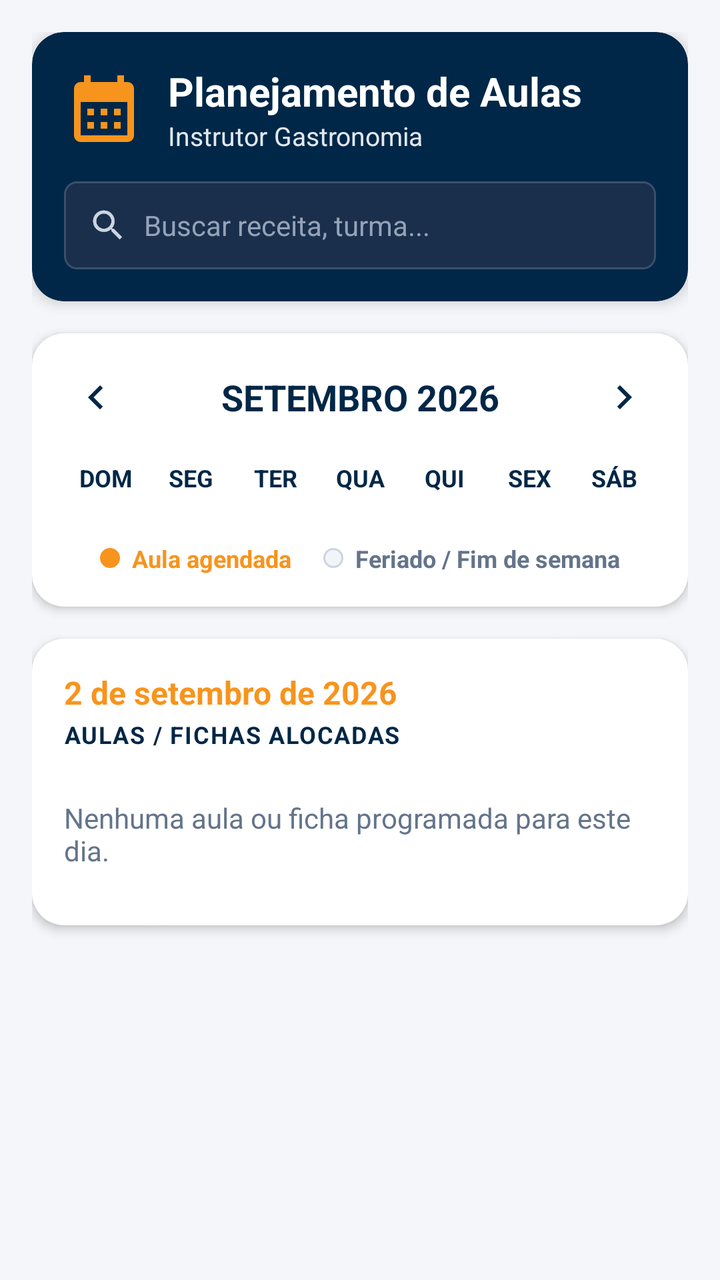
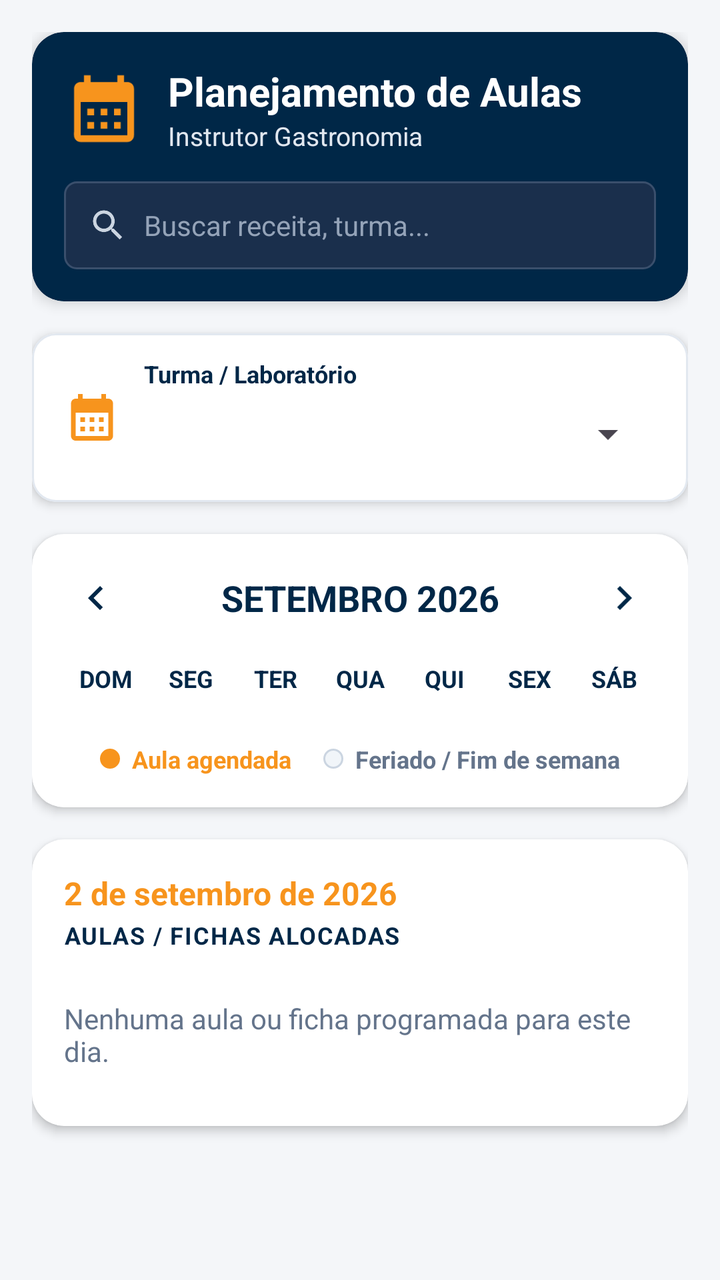

The first picture is an Android layout as it rendered before a commit; the second is the same layout after the commit. The layout source and the unified diff follow.
<!-- AndroidManifest.xml: application theme Theme.MobileSIGEC -->
<!-- res/layout/fragment_calendario.xml -->
<?xml version="1.0" encoding="utf-8"?>
<androidx.core.widget.NestedScrollView xmlns:android="http://schemas.android.com/apk/res/android"
    xmlns:app="http://schemas.android.com/apk/res-auto"
    xmlns:tools="http://schemas.android.com/tools"
    android:id="@+id/main"
    android:layout_width="match_parent"
    android:layout_height="match_parent"
    android:background="#F4F6F9"
    android:fillViewport="true"
    tools:context=".calendario.CalendarioFragment">

    <LinearLayout
        android:layout_width="match_parent"
        android:layout_height="wrap_content"
        android:orientation="vertical"
        android:padding="16dp">

        
        <com.google.android.material.card.MaterialCardView
            android:id="@+id/card_hero_calendario"
            android:layout_width="match_parent"
            android:layout_height="wrap_content"
            android:layout_marginBottom="16dp"
            app:cardBackgroundColor="#002747"
            app:cardCornerRadius="16dp"
            app:cardElevation="4dp"
            app:strokeWidth="0dp">

            <LinearLayout
                android:layout_width="match_parent"
                android:layout_height="wrap_content"
                android:orientation="vertical"
                android:padding="16dp">

                
                <LinearLayout
                    android:layout_width="match_parent"
                    android:layout_height="wrap_content"
                    android:gravity="center_vertical"
                    android:orientation="horizontal">

                    <ImageView
                        android:layout_width="40dp"
                        android:layout_height="40dp"
                        android:contentDescription="@string/app_name"
                        android:src="@drawable/ic_calendar"
                        app:tint="#F7941D" />

                    <LinearLayout
                        android:layout_width="0dp"
                        android:layout_height="wrap_content"
                        android:layout_marginStart="12dp"
                        android:layout_weight="1"
                        android:orientation="vertical">

                        <TextView
                            android:layout_width="wrap_content"
                            android:layout_height="wrap_content"
                            android:text="Planejamento de Aulas"
                            android:textColor="#FFFFFF"
                            android:textSize="20sp"
                            android:textStyle="bold" />

                        <TextView
                            android:id="@+id/text_instrutor_header"
                            android:layout_width="wrap_content"
                            android:layout_height="wrap_content"
                            android:text="Instrutor Gastronomia"
                            android:textColor="#E2E8F0"
                            android:textSize="13sp" />
                    </LinearLayout>
                </LinearLayout>

                
                <LinearLayout
                    android:layout_width="match_parent"
                    android:layout_height="44dp"
                    android:layout_marginTop="14dp"
                    android:background="@drawable/bg_search_bar"
                    android:gravity="center_vertical"
                    android:paddingHorizontal="12dp">

                    <ImageView
                        android:layout_width="20dp"
                        android:layout_height="20dp"
                        android:contentDescription="@string/app_name"
                        android:src="@drawable/ic_search"
                        app:tint="#CBD5E1" />

                    <EditText
                        android:id="@+id/et_pesquisa_calendario"
                        android:layout_width="match_parent"
                        android:layout_height="match_parent"
                        android:layout_marginStart="8dp"
                        android:autofillHints="name"
                        android:background="@android:color/transparent"
                        android:hint="Buscar receita, turma..."
                        android:inputType="text"
                        android:textColor="#FFFFFF"
                        android:textColorHint="#94A3B8"
                        android:textSize="14sp" />
                </LinearLayout>

            </LinearLayout>
        </com.google.android.material.card.MaterialCardView>

        
        <com.google.android.material.card.MaterialCardView
            android:id="@+id/card_grid_calendario"
            android:layout_width="match_parent"
            android:layout_height="wrap_content"
            android:layout_marginBottom="16dp"
            app:cardBackgroundColor="#FFFFFF"
            app:cardCornerRadius="16dp"
            app:cardElevation="3dp"
            app:strokeWidth="0dp">

            <LinearLayout
                android:layout_width="match_parent"
                android:layout_height="wrap_content"
                android:orientation="vertical"
                android:padding="16dp">

                
                <LinearLayout
                    android:layout_width="match_parent"
                    android:layout_height="wrap_content"
                    android:gravity="center_vertical"
                    android:orientation="horizontal">

                    <ImageView
                        android:id="@+id/btn_prev_month"
                        android:layout_width="32dp"
                        android:layout_height="32dp"
                        android:background="?attr/selectableItemBackgroundBorderless"
                        android:clickable="true"
                        android:contentDescription="@string/app_name"
                        android:focusable="true"
                        android:padding="4dp"
                        android:src="@drawable/ic_chevron_down"
                        android:rotation="90"
                        app:tint="#002747" />

                    <TextView
                        android:id="@+id/text_month_year"
                        android:layout_width="0dp"
                        android:layout_height="wrap_content"
                        android:layout_weight="1"
                        android:gravity="center"
                        android:text="SETEMBRO 2026"
                        android:textColor="#002747"
                        android:textSize="18sp"
                        android:textStyle="bold" />

                    <ImageView
                        android:id="@+id/btn_next_month"
                        android:layout_width="32dp"
                        android:layout_height="32dp"
                        android:background="?attr/selectableItemBackgroundBorderless"
                        android:clickable="true"
                        android:contentDescription="@string/app_name"
                        android:focusable="true"
                        android:padding="4dp"
                        android:src="@drawable/ic_chevron_down"
                        android:rotation="270"
                        app:tint="#002747" />
                </LinearLayout>

                
                <GridLayout
                    android:layout_width="match_parent"
                    android:layout_height="wrap_content"
                    android:layout_marginTop="12dp"
                    android:layout_marginBottom="6dp"
                    android:columnCount="7">

                    <TextView style="@style/CalendarDayHeader" android:text="DOM" />
                    <TextView style="@style/CalendarDayHeader" android:text="SEG" />
                    <TextView style="@style/CalendarDayHeader" android:text="TER" />
                    <TextView style="@style/CalendarDayHeader" android:text="QUA" />
                    <TextView style="@style/CalendarDayHeader" android:text="QUI" />
                    <TextView style="@style/CalendarDayHeader" android:text="SEX" />
                    <TextView style="@style/CalendarDayHeader" android:text="SÁB" />
                </GridLayout>

                
                <GridLayout
                    android:id="@+id/calendar_grid"
                    android:layout_width="match_parent"
                    android:layout_height="wrap_content"
                    android:columnCount="7">
                </GridLayout>

                
                <LinearLayout
                    android:layout_width="match_parent"
                    android:layout_height="wrap_content"
                    android:layout_marginTop="14dp"
                    android:gravity="center"
                    android:orientation="horizontal">

                    <View
                        android:layout_width="10dp"
                        android:layout_height="10dp"
                        android:background="@drawable/ic_dot"
                        android:backgroundTint="#F7941D" />

                    <TextView
                        android:layout_width="wrap_content"
                        android:layout_height="wrap_content"
                        android:layout_marginStart="6dp"
                        android:text="Aula agendada"
                        android:textColor="#F7941D"
                        android:textSize="12sp"
                        android:textStyle="bold" />

                    <View
                        android:layout_width="10dp"
                        android:layout_height="10dp"
                        android:layout_marginStart="16dp"
                        android:background="@drawable/bg_calendar_day_weekend" />

                    <TextView
                        android:layout_width="wrap_content"
                        android:layout_height="wrap_content"
                        android:layout_marginStart="6dp"
                        android:text="Feriado / Fim de semana"
                        android:textColor="#64748B"
                        android:textSize="12sp"
                        android:textStyle="bold" />
                </LinearLayout>

            </LinearLayout>
        </com.google.android.material.card.MaterialCardView>

        
        <com.google.android.material.card.MaterialCardView
            android:id="@+id/card_detalhes_dia"
            android:layout_width="match_parent"
            android:layout_height="wrap_content"
            android:layout_marginBottom="24dp"
            app:cardBackgroundColor="#FFFFFF"
            app:cardCornerRadius="16dp"
            app:cardElevation="3dp"
            app:strokeWidth="0dp">

            <LinearLayout
                android:layout_width="match_parent"
                android:layout_height="wrap_content"
                android:orientation="vertical"
                android:padding="16dp">

                <TextView
                    android:id="@+id/text_current_date"
                    android:layout_width="wrap_content"
                    android:layout_height="wrap_content"
                    android:text="2 de setembro de 2026"
                    android:textColor="#F7941D"
                    android:textSize="16sp"
                    android:textStyle="bold" />

                <TextView
                    android:layout_width="wrap_content"
                    android:layout_height="wrap_content"
                    android:layout_marginTop="2dp"
                    android:text="AULAS / FICHAS ALOCADAS"
                    android:textColor="#002747"
                    android:textSize="12sp"
                    android:textStyle="bold"
                    android:letterSpacing="0.05" />

                <LinearLayout
                    android:id="@+id/layout_fichas_lista"
                    android:layout_width="match_parent"
                    android:layout_height="wrap_content"
                    android:layout_marginTop="12dp"
                    android:orientation="vertical">

                    <TextView
                        android:id="@+id/text_no_fichas"
                        android:layout_width="wrap_content"
                        android:layout_height="wrap_content"
                        android:paddingVertical="12dp"
                        android:text="Nenhuma aula ou ficha programada para este dia."
                        android:textColor="#64748B"
                        android:textSize="14sp" />
                </LinearLayout>

            </LinearLayout>
        </com.google.android.material.card.MaterialCardView>

    </LinearLayout>
</androidx.core.widget.NestedScrollView>
<!-- resources referenced by this layout -->
<resources>
  <!-- drawable bg_calendar_day_weekend (drawable) -->
  <?xml version="1.0" encoding="utf-8"?>
  <shape xmlns:android="http://schemas.android.com/apk/res/android">
      <solid android:color="#F1F5F9" />
      <corners android:radius="8dp" />
      <stroke android:width="1dp" android:color="#CBD5E1" />
  </shape>
  <!-- drawable bg_search_bar (drawable) -->
  <?xml version="1.0" encoding="utf-8"?>
  <shape xmlns:android="http://schemas.android.com/apk/res/android"
      android:shape="rectangle">
      <corners android:radius="6dp" />
      <solid android:color="#1A2F4C" /> 
      <stroke android:width="1dp" android:color="#3A4F6C" /> 
  </shape>
  <!-- drawable ic_calendar (drawable) -->
  <vector xmlns:android="http://schemas.android.com/apk/res/android" android:height="24dp" android:tint="#000000" android:viewportHeight="24" android:viewportWidth="24" android:width="24dp">
        
      <path android:fillColor="@android:color/white" android:pathData="M19,4h-1V2h-2v2H8V2H6v2H5C3.89,4 3.01,4.9 3.01,6L3,20c0,1.1 0.89,2 2,2h14c1.1,0 2,-0.9 2,-2V6C21,4.9 20.1,4 19,4zM19,20H5V10h14V20zM9,14H7v-2h2V14zM13,14h-2v-2h2V14zM17,14h-2v-2h2V14zM9,18H7v-2h2V18zM13,18h-2v-2h2V18zM17,18h-2v-2h2V18z"/>
      
  </vector>
  <!-- drawable ic_chevron_down (drawable) -->
  <vector xmlns:android="http://schemas.android.com/apk/res/android" android:height="24dp" android:tint="#000000" android:viewportHeight="24" android:viewportWidth="24" android:width="24dp">
        
      <path android:fillColor="@android:color/white" android:pathData="M7.41,8.59L12,13.17l4.59,-4.58L18,10l-6,6 -6,-6 1.41,-1.41z"/>
      
  </vector>
  <!-- drawable ic_dot (drawable) -->
  <?xml version="1.0" encoding="utf-8"?>
  <shape xmlns:android="http://schemas.android.com/apk/res/android"
      android:shape="oval">
      <solid android:color="@color/sigec_orange" />
      <size android:width="4dp" android:height="4dp" />
  </shape>
  <!-- drawable ic_search (drawable) -->
  <vector xmlns:android="http://schemas.android.com/apk/res/android"
      android:width="24dp"
      android:height="24dp"
      android:viewportWidth="24"
      android:viewportHeight="24">
      <path
          android:fillColor="#FF000000"
          android:pathData="M15.5,14h-0.79l-0.28,-0.27C15.41,12.59 16,11.11 16,9.5 16,5.91 13.09,3 9.5,3S3,5.91 3,9.5 5.91,16 9.5,16c1.61,0 3.09,-0.59 4.23,-1.57l0.27,0.28v0.79l5,4.99L20.49,19l-4.99,-5zM9.5,14C7.01,14 5,11.99 5,9.5S7.01,5 9.5,5 14,7.01 14,9.5 11.99,14 9.5,14z"/>
  </vector>
  <string name="app_name">mobileSIGEC</string>
  <style name="CalendarDayHeader">
          <item name="android:layout_width">0dp</item>
          <item name="android:layout_height">wrap_content</item>
          <item name="android:layout_columnWeight">1</item>
          <item name="android:gravity">center</item>
          <item name="android:textColor">@color/sigec_calendar_header</item>
          <item name="android:textSize">12sp</item>
          <item name="android:textStyle">bold</item>
          <item name="android:padding">4dp</item>
      </style>
  <style name="Theme.MobileSIGEC" parent="Theme.Material3.DayNight.NoActionBar">
          
          <item name="colorPrimary">@color/senac_blue</item>
          <item name="colorOnPrimary">@color/white</item>
          <item name="colorPrimaryContainer">@color/senac_blue</item>
          <item name="colorOnPrimaryContainer">@color/white</item>
  
          
          <item name="colorSecondary">@color/senac_orange</item>
          <item name="colorOnSecondary">@color/white</item>
          <item name="colorSecondaryContainer">@color/senac_orange</item>
          <item name="colorOnSecondaryContainer">@color/white</item>
  
          
          <item name="android:statusBarColor">@color/senac_blue</item>
          <item name="android:windowLightStatusBar">false</item>
          
      </style>
  <color name="sigec_orange">#F7941D</color>
  <color name="sigec_calendar_header">#002747</color>
  <color name="senac_blue">#002747</color>
  <color name="white">#FFFFFFFF</color>
  <color name="senac_orange">#F7941D</color>
</resources>

<!-- the commit's change to res/layout/fragment_calendario.xml (unified diff, before → after) -->
@@ -106,6 +106,64 @@
 
         
         <com.google.android.material.card.MaterialCardView
+            android:id="@+id/card_turma_calendario"
+            android:layout_width="match_parent"
+            android:layout_height="wrap_content"
+            android:layout_marginBottom="16dp"
+            app:cardBackgroundColor="#FFFFFF"
+            app:cardCornerRadius="12dp"
+            app:cardElevation="3dp"
+            app:strokeColor="#E2E8F0"
+            app:strokeWidth="1dp">
+
+            <LinearLayout
+                android:layout_width="match_parent"
+                android:layout_height="wrap_content"
+                android:orientation="horizontal"
+                android:gravity="center_vertical"
+                android:paddingStart="16dp"
+                android:paddingTop="12dp"
+                android:paddingEnd="16dp"
+                android:paddingBottom="12dp">
+
+                <ImageView
+                    android:layout_width="28dp"
+                    android:layout_height="28dp"
+                    android:layout_marginEnd="12dp"
+                    android:contentDescription="Turma"
+                    android:src="@drawable/ic_calendar"
+                    app:tint="#F7941D" />
+
+                <LinearLayout
+                    android:layout_width="0dp"
+                    android:layout_height="wrap_content"
+                    android:layout_weight="1"
+                    android:orientation="vertical">
+
+                    <TextView
+                        android:layout_width="wrap_content"
+                        android:layout_height="wrap_content"
+                        android:text="Turma / Laboratório"
+                        android:textColor="#002747"
+                        android:textSize="12sp"
+                        android:textStyle="bold" />
+
+                    <Spinner
+                        android:id="@+id/spinnerTurmasCalendario"
+                        android:layout_width="match_parent"
+                        android:layout_height="44dp"
+                        android:paddingStart="0dp"
+                        android:paddingEnd="4dp"
+                        android:spinnerMode="dropdown" />
+
+                </LinearLayout>
+
+            </LinearLayout>
+
+        </com.google.android.material.card.MaterialCardView>
+
+        
+        <com.google.android.material.card.MaterialCardView
             android:id="@+id/card_grid_calendario"
             android:layout_width="match_parent"
             android:layout_height="wrap_content"
